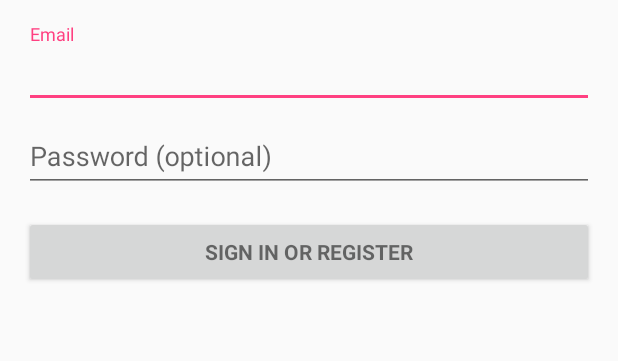
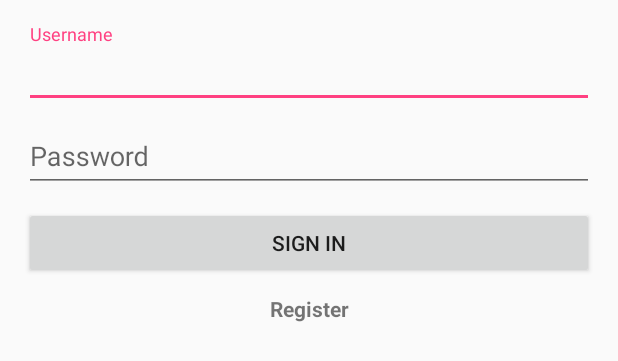
Before and after one commit to Wchindanai/Notyfi, an Android app: the layout activity_login.xml on its own in the app's theme, with its tools: preview values and no code run, on a phone screen of 412 x 824 dp. Shown: the top 361 px of the screen. Run offline under Robolectric (Android 15) with nearby library versions, the phone set to English and light mode, and no system bars.

Commit message:
Change Layout

```diff
--- a/app/build.gradle
+++ b/app/build.gradle
@@ -27,4 +27,6 @@ dependencies {
     compile 'com.android.support:appcompat-v7:25.2.0'
     compile 'com.android.support:design:25.2.0'
     testCompile 'junit:junit:4.12'
+    compile 'com.google.android.gms:play-services-appindexing:8.4.0'
+    compile 'com.android.support:support-v4:25.2.0'
 }
--- a/app/src/main/res/layout/activity_login.xml
+++ b/app/src/main/res/layout/activity_login.xml
@@ -1,48 +1,30 @@
-<LinearLayout xmlns:android="http://schemas.android.com/apk/res/android"
+<?xml version="1.0" encoding="utf-8"?>
+<RelativeLayout xmlns:android="http://schemas.android.com/apk/res/android"
     xmlns:tools="http://schemas.android.com/tools"
+    android:id="@+id/activity_login"
     android:layout_width="match_parent"
     android:layout_height="match_parent"
-    android:gravity="center_horizontal"
-    android:orientation="vertical"
     android:paddingBottom="@dimen/activity_vertical_margin"
     android:paddingLeft="@dimen/activity_horizontal_margin"
     android:paddingRight="@dimen/activity_horizontal_margin"
     android:paddingTop="@dimen/activity_vertical_margin"
-    tools:context="dev.notify.LoginActivity">
-
-    <!-- Login progress -->
-    <ProgressBar
-        android:id="@+id/login_progress"
-        style="?android:attr/progressBarStyleLarge"
-        android:layout_width="wrap_content"
-        android:layout_height="wrap_content"
-        android:layout_marginBottom="8dp"
-        android:visibility="gone" />
-
-    <ScrollView
-        android:id="@+id/login_form"
-        android:layout_width="match_parent"
-        android:layout_height="match_parent">
+    tools:context="dev.notify.Login">
 
     <LinearLayout
-            android:id="@+id/email_login_form"
+        android:orientation="vertical"
         android:layout_width="match_parent"
-            android:layout_height="wrap_content"
-            android:orientation="vertical">
+        android:layout_height="match_parent"
+        android:id="@+id/login_form">
 
         <android.support.design.widget.TextInputLayout
             android:layout_width="match_parent"
             android:layout_height="wrap_content">
 
-                <AutoCompleteTextView
-                    android:id="@+id/email"
+            <EditText
                 android:layout_width="match_parent"
                 android:layout_height="wrap_content"
-                    android:hint="@string/prompt_email"
-                    android:inputType="textEmailAddress"
-                    android:maxLines="1"
-                    android:singleLine="true" />
-
+                android:hint="@string/username"
+                android:id="@+id/usernameEditText" />
         </android.support.design.widget.TextInputLayout>
 
         <android.support.design.widget.TextInputLayout
@@ -50,28 +32,26 @@
             android:layout_height="wrap_content">
 
             <EditText
-                    android:id="@+id/password"
                 android:layout_width="match_parent"
                 android:layout_height="wrap_content"
-                    android:hint="@string/prompt_password"
-                    android:imeActionId="@+id/login"
-                    android:imeActionLabel="@string/action_sign_in_short"
-                    android:imeOptions="actionUnspecified"
-                    android:inputType="textPassword"
-                    android:maxLines="1"
-                    android:singleLine="true" />
-
+                android:hint="@string/password"
+                android:id="@+id/passwordEditText" />
         </android.support.design.widget.TextInputLayout>
 
         <Button
-                android:id="@+id/email_sign_in_button"
-                style="?android:textAppearanceSmall"
+            android:text="Sign In"
+            android:layout_marginTop="10dp"
             android:layout_width="match_parent"
             android:layout_height="wrap_content"
-                android:layout_marginTop="16dp"
-                android:text="@string/action_sign_in"
-                android:textStyle="bold" />
+            android:id="@+id/signInBtn" />
 
+        <TextView
+            android:text="Register"
+            android:layout_marginTop="10dp"
+            android:layout_width="match_parent"
+            android:layout_height="wrap_content"
+            android:id="@+id/registerText"
+            android:textAlignment="center"
+            android:textStyle="normal|bold" />
     </LinearLayout>
-    </ScrollView>
-</LinearLayout>
+</RelativeLayout>
--- /dev/null
+++ b/app/src/main/res/values-w820dp/dimens.xml
@@ -0,0 +1,6 @@
+<resources>
+    <!-- Example customization of dimensions originally defined in res/values/dimens.xml
+         (such as screen margins) for screens with more than 820dp of available width. This
+         would include 7" and 10" devices in landscape (~960dp and ~1280dp respectively). -->
+    <dimen name="activity_horizontal_margin">64dp</dimen>
+</resources>
--- a/app/src/main/res/values/strings.xml
+++ b/app/src/main/res/values/strings.xml
@@ -1,16 +1,11 @@
 <resources>
     <string name="app_name">Notify</string>
+    <string name="username">Username</string>
+    <string name="password">Password</string>
 
-    <!-- Strings related to login -->
-    <string name="prompt_email">Email</string>
-    <string name="prompt_password">Password (optional)</string>
-    <string name="action_sign_in">Sign in or register</string>
-    <string name="action_sign_in_short">Sign in</string>
-    <string name="error_invalid_email">This email address is invalid</string>
-    <string name="error_invalid_password">This password is too short</string>
-    <string name="error_incorrect_password">This password is incorrect</string>
-    <string name="error_field_required">This field is required</string>
-    <string name="permission_rationale">"Contacts permissions are needed for providing email
-        completions."
-    </string>
+    <string name="firstname">Firstname</string>
+    <string name="lastname">Lastname</string>
+    <string name="email">Email</string>
+    <string name="tel">Mobile Phone Number</string>
+    <string name="comfirmPassword">Comfirm Password</string>
 </resources>
```
Also changed, not shown: app/src/main/AndroidManifest.xml (+11 -8 lines), app/src/main/java/dev/notify/Login.java (added, +41 -0 lines), app/src/main/java/dev/notify/LoginActivity.java (deleted, +0 -349 lines), app/src/main/java/dev/notify/Register.java (added, +13 -0 lines), app/src/main/res/layout/activity_register.xml (added, +108 -0 lines). Lines whose indentation alone changed are shown as unchanged.
